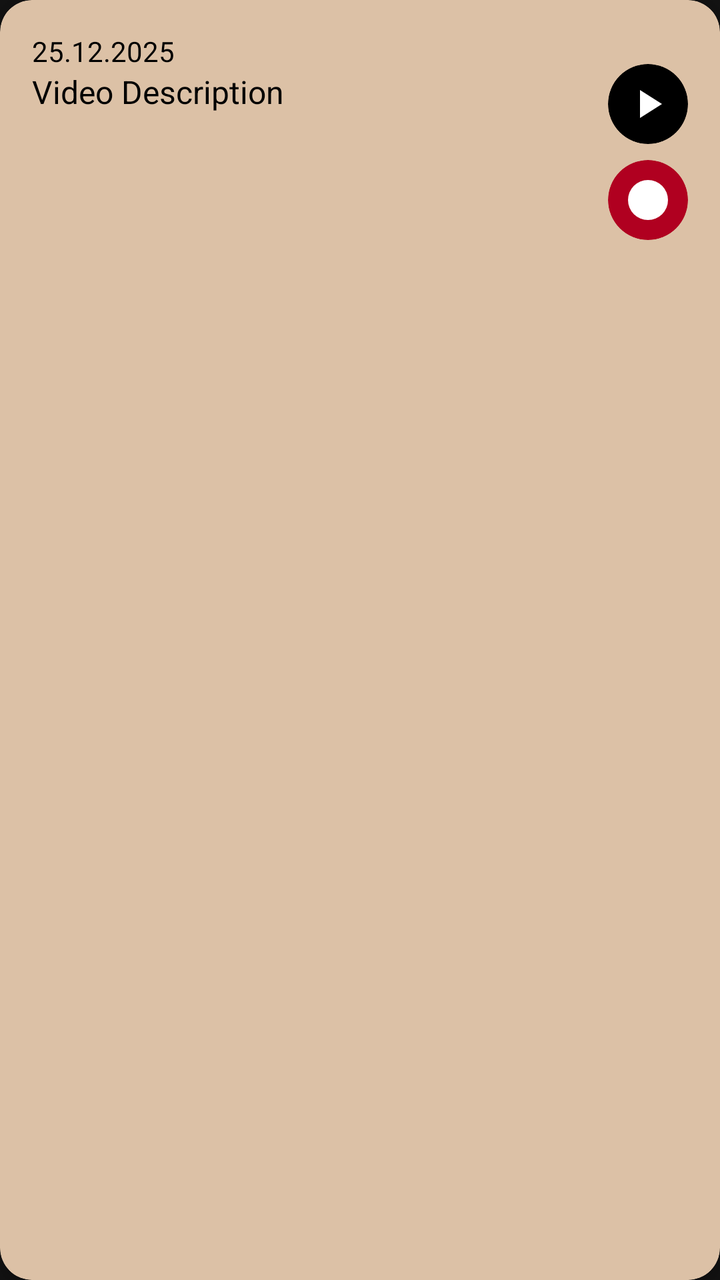
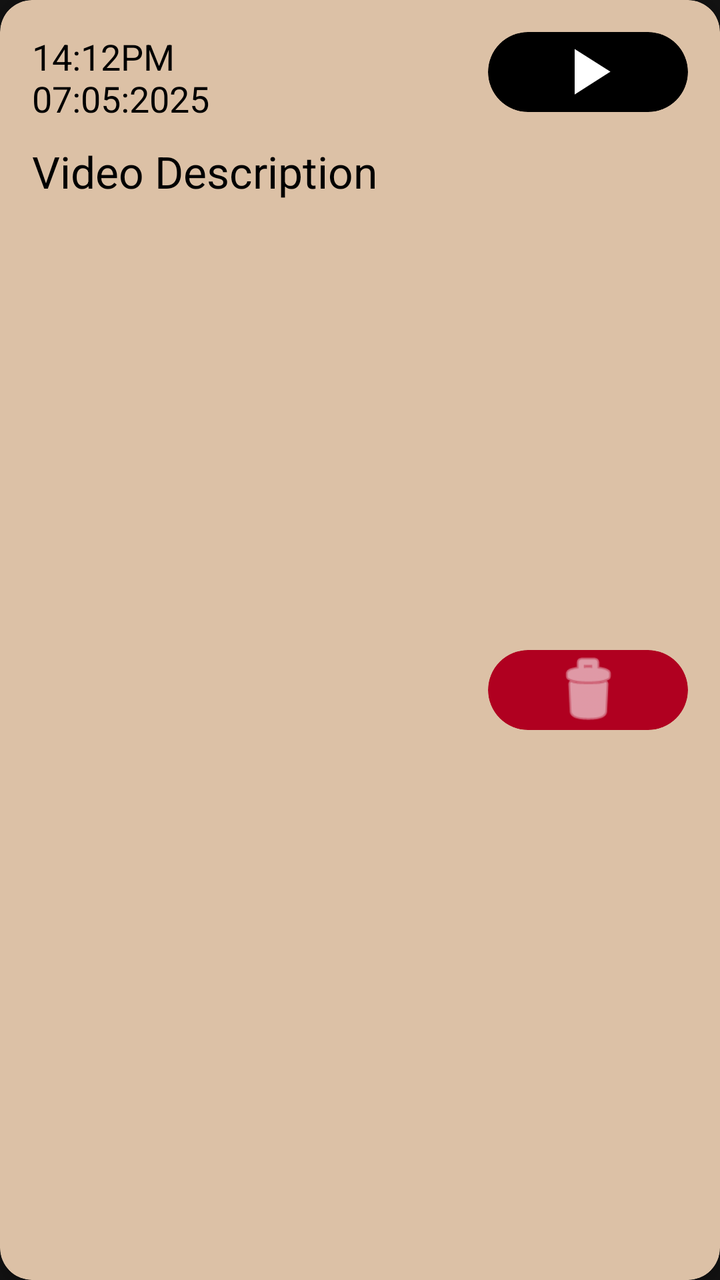

Compare the two renders of this Android layout. The source of the first and the diff that turns it into the second are given below.
<!-- AndroidManifest.xml: application theme Theme.SafeHer -->
<!-- res/layout/item_video.xml -->
<?xml version="1.0" encoding="utf-8"?>
<androidx.cardview.widget.CardView xmlns:android="http://schemas.android.com/apk/res/android"
    android:layout_width="match_parent"
    android:layout_height="wrap_content"
    xmlns:app="http://schemas.android.com/apk/res-auto"
    android:layout_margin="8dp"
    app:cardBackgroundColor="#DCC1A6"
    app:cardCornerRadius="16dp"
    app:cardElevation="4dp">

    <androidx.constraintlayout.widget.ConstraintLayout
        android:layout_width="match_parent"
        android:layout_height="wrap_content"
        android:padding="16dp">

        <TextView
            android:id="@+id/dateText1"
            android:layout_width="wrap_content"
            android:layout_height="wrap_content"
            android:text="25.12.2025"
            android:textSize="14sp"
            android:textColor="#000000"
            app:layout_constraintStart_toStartOf="parent"
            app:layout_constraintTop_toTopOf="parent"/>

        <TextView
            android:id="@+id/addressText1"
            android:layout_width="0dp"
            android:layout_height="wrap_content"
            android:text="Video Description"
            android:textSize="16sp"
            android:textColor="#000000"
            app:layout_constraintStart_toStartOf="parent"
            app:layout_constraintTop_toBottomOf="@id/dateText1"/>

        <androidx.cardview.widget.CardView
            android:id="@+id/playButtonCard"
            android:layout_width="40dp"
            android:layout_height="40dp"
            android:layout_marginTop="16dp"
            app:cardBackgroundColor="#000000"
            app:cardCornerRadius="20dp"
            app:cardElevation="0dp"
            app:layout_constraintEnd_toEndOf="parent"
            app:layout_constraintTop_toTopOf="parent">

            <ImageView
                android:id="@+id/play_btn"
                android:layout_width="24dp"
                android:layout_height="24dp"
                android:layout_gravity="center"
                android:src="@drawable/ic_play"
                app:tint="#FFFFFF" />
        </androidx.cardview.widget.CardView>

        <androidx.cardview.widget.CardView
            android:id="@+id/deleteButtonCard"
            android:layout_width="40dp"
            android:layout_height="40dp"
            android:layout_marginTop="8dp"
            app:cardBackgroundColor="#B00020"
            app:cardCornerRadius="20dp"
            app:cardElevation="0dp"
            app:layout_constraintEnd_toEndOf="parent"
            app:layout_constraintTop_toBottomOf="@id/playButtonCard">

            <ImageView
                android:id="@+id/delete_btn"
                android:layout_width="24dp"
                android:layout_height="24dp"
                android:layout_gravity="center"
                android:src="@drawable/ic_delete"
                app:tint="#FFFFFF" />
        </androidx.cardview.widget.CardView>
    </androidx.constraintlayout.widget.ConstraintLayout>
</androidx.cardview.widget.CardView>
<!-- resources referenced by this layout -->
<resources>
  <!-- drawable ic_delete (drawable) -->
  <?xml version="1.0" encoding="utf-8"?>
  <vector xmlns:android="http://schemas.android.com/apk/res/android"
      android:width="40dp"
      android:height="40dp"
      android:viewportWidth="48"
      android:viewportHeight="48">
      <path
          android:fillColor="#EA2d40"
          android:pathData="M24,24m-20,0a20,20 0,1 1,40 0a20,20 0,1 1,-40 0" />
  
      <group
          android:pivotX="24"
          android:pivotY="24"
          android:translateX="0"
          android:translateY="0.5">
          <path
              android:fillColor="#FFFFFF"
              android:pathData="M17.5,32c0,0.7 0.6,1.3 1.3,1.3h10.4c0.7,0 1.3,-0.6 1.3,-1.3L32,17h-16l1.5,15zM33,14h-4.5l-1.3,-1.3h-6.4l-1.3,1.3H15v2.6h18V14z" />
      </group>
  </vector>
  <!-- drawable ic_play (drawable) -->
  <vector xmlns:android="http://schemas.android.com/apk/res/android"
      android:width="24dp"
      android:height="24dp"
      android:viewportWidth="24"
      android:viewportHeight="24">
      <path
          android:fillColor="#FFFFFF"
          android:pathData="M8,5v14l11,-7z"/>
  </vector>
  <style name="Theme.SafeHer" parent="Base.Theme.SafeHer" />
  <style name="Base.Theme.SafeHer" parent="Theme.MaterialComponents.NoActionBar">
          
          
      </style>
</resources>

<!-- the commit's change to res/layout/item_video.xml (unified diff, before → after) -->
@@ -1,5 +1,6 @@
 <?xml version="1.0" encoding="utf-8"?>
 <androidx.cardview.widget.CardView xmlns:android="http://schemas.android.com/apk/res/android"
+    xmlns:tools="http://schemas.android.com/tools"
     android:layout_width="match_parent"
     android:layout_height="wrap_content"
     xmlns:app="http://schemas.android.com/apk/res-auto"
@@ -10,34 +11,34 @@
 
     <androidx.constraintlayout.widget.ConstraintLayout
         android:layout_width="match_parent"
-        android:layout_height="wrap_content"
+        android:layout_height="match_parent"
         android:padding="16dp">
 
         <TextView
-            android:id="@+id/dateText1"
-            android:layout_width="wrap_content"
-            android:layout_height="wrap_content"
-            android:text="25.12.2025"
-            android:textSize="14sp"
+            android:id="@+id/dateText"
+            android:layout_width="113dp"
+            android:layout_height="47dp"
+            android:text="14:12PM  07:05:2025"
             android:textColor="#000000"
+            android:textSize="18sp"
             app:layout_constraintStart_toStartOf="parent"
-            app:layout_constraintTop_toTopOf="parent"/>
+            app:layout_constraintTop_toTopOf="parent" />
 
         <TextView
-            android:id="@+id/addressText1"
-            android:layout_width="0dp"
-            android:layout_height="wrap_content"
+            android:id="@+id/addressText"
+            android:layout_width="230dp"
+            android:layout_height="39dp"
+            android:layout_marginTop="8dp"
             android:text="Video Description"
-            android:textSize="16sp"
             android:textColor="#000000"
+            android:textSize="22sp"
             app:layout_constraintStart_toStartOf="parent"
-            app:layout_constraintTop_toBottomOf="@id/dateText1"/>
+            app:layout_constraintTop_toBottomOf="@id/dateText" />
 
         <androidx.cardview.widget.CardView
             android:id="@+id/playButtonCard"
-            android:layout_width="40dp"
+            android:layout_width="100dp"
             android:layout_height="40dp"
-            android:layout_marginTop="16dp"
             app:cardBackgroundColor="#000000"
             app:cardCornerRadius="20dp"
             app:cardElevation="0dp"
@@ -46,8 +47,8 @@
 
             <ImageView
                 android:id="@+id/play_btn"
-                android:layout_width="24dp"
-                android:layout_height="24dp"
+                android:layout_width="43dp"
+                android:layout_height="39dp"
                 android:layout_gravity="center"
                 android:src="@drawable/ic_play"
                 app:tint="#FFFFFF" />
@@ -55,21 +56,22 @@
 
         <androidx.cardview.widget.CardView
             android:id="@+id/deleteButtonCard"
-            android:layout_width="40dp"
+            android:layout_width="100dp"
             android:layout_height="40dp"
-            android:layout_marginTop="8dp"
+            android:layout_marginTop="10dp"
             app:cardBackgroundColor="#B00020"
             app:cardCornerRadius="20dp"
             app:cardElevation="0dp"
+            app:layout_constraintBottom_toBottomOf="parent"
             app:layout_constraintEnd_toEndOf="parent"
             app:layout_constraintTop_toBottomOf="@id/playButtonCard">
 
             <ImageView
                 android:id="@+id/delete_btn"
-                android:layout_width="24dp"
-                android:layout_height="24dp"
+                android:layout_width="match_parent"
+                android:layout_height="match_parent"
                 android:layout_gravity="center"
-                android:src="@drawable/ic_delete"
+                android:src="@android:drawable/ic_menu_delete"
                 app:tint="#FFFFFF" />
         </androidx.cardview.widget.CardView>
     </androidx.constraintlayout.widget.ConstraintLayout>
<!-- resource entries referenced after the edit -->
@@ -1,26 +1,5 @@
 <!-- resources referenced by this layout -->
 <resources>
-  <!-- drawable ic_delete (drawable) -->
-  <?xml version="1.0" encoding="utf-8"?>
-  <vector xmlns:android="http://schemas.android.com/apk/res/android"
-      android:width="40dp"
-      android:height="40dp"
-      android:viewportWidth="48"
-      android:viewportHeight="48">
-      <path
-          android:fillColor="#EA2d40"
-          android:pathData="M24,24m-20,0a20,20 0,1 1,40 0a20,20 0,1 1,-40 0" />
-  
-      <group
-          android:pivotX="24"
-          android:pivotY="24"
-          android:translateX="0"
-          android:translateY="0.5">
-          <path
-              android:fillColor="#FFFFFF"
-              android:pathData="M17.5,32c0,0.7 0.6,1.3 1.3,1.3h10.4c0.7,0 1.3,-0.6 1.3,-1.3L32,17h-16l1.5,15zM33,14h-4.5l-1.3,-1.3h-6.4l-1.3,1.3H15v2.6h18V14z" />
-      </group>
-  </vector>
   <!-- drawable ic_play (drawable) -->
   <vector xmlns:android="http://schemas.android.com/apk/res/android"
       android:width="24dp"
